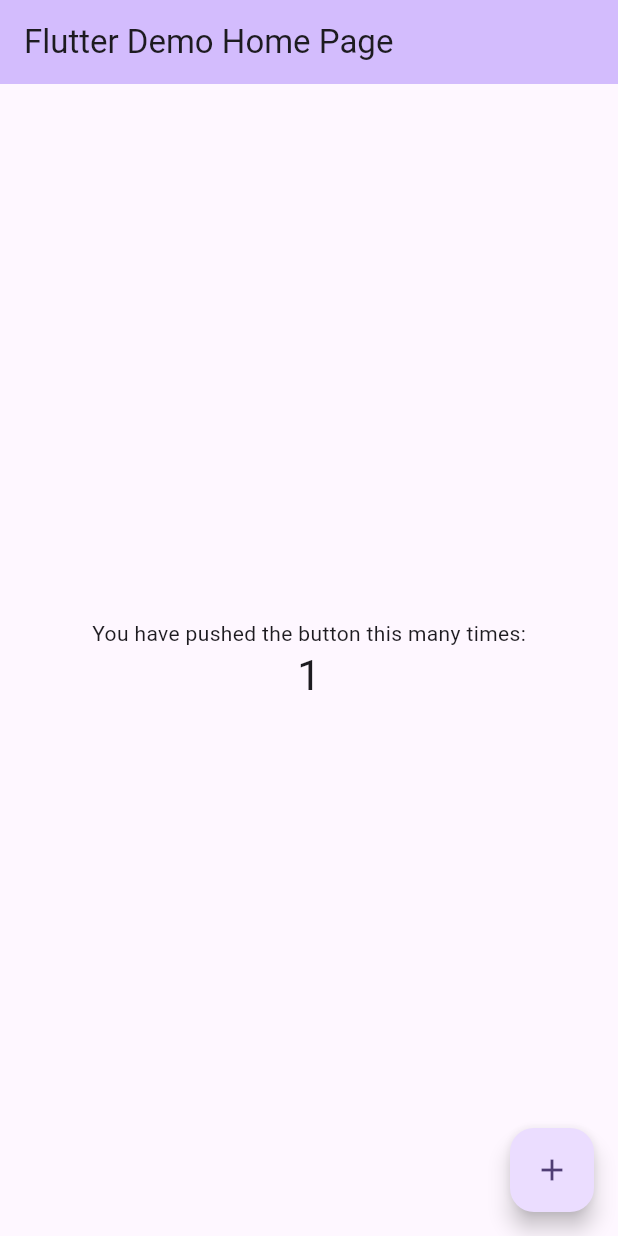
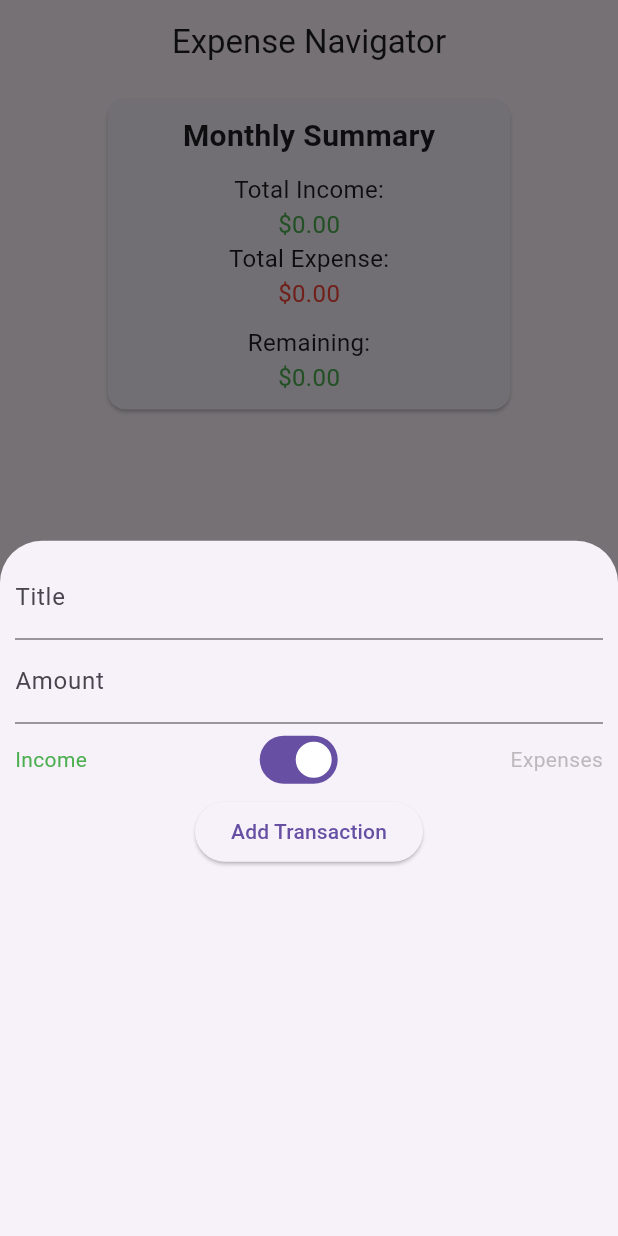
Before and after one commit to feedofmri/expense_navigator, a Flutter app: the screen it shows after launch, after a tap on the "add" icon, on a phone screen of 412 x 824 dp. Run offline on Flutter 3.47's test engine with Material 3 defaults, Android fonts, the phone set to English and light mode, and no system bars.

Commit message:
finish the initial project

```diff
--- a/lib/main.dart
+++ b/lib/main.dart
@@ -1,4 +1,7 @@
+import 'package:expense_navigator/provider/transaction_provider.dart';
 import 'package:flutter/material.dart';
+import 'view/home_screen.dart';
+import 'package:provider/provider.dart';
 
 void main() {
   runApp(const MyApp());
@@ -7,119 +10,18 @@ void main() {
 class MyApp extends StatelessWidget {
   const MyApp({super.key});
 
-  // This widget is the root of your application.
   @override
   Widget build(BuildContext context) {
-    return MaterialApp(
-      title: 'Flutter Demo',
-      theme: ThemeData(
-        // This is the theme of your application.
-        //
-        // TRY THIS: Try running your application with "flutter run". You'll see
-        // the application has a purple toolbar. Then, without quitting the app,
-        // try changing the seedColor in the colorScheme below to Colors.green
-        // and then invoke "hot reload" (save your changes or press the "hot
-        // reload" button in a Flutter-supported IDE, or press "r" if you used
-        // the command line to start the app).
-        //
-        // Notice that the counter didn't reset back to zero; the application
-        // state is not lost during the reload. To reset the state, use hot
-        // restart instead.
-        //
-        // This works for code too, not just values: Most code changes can be
-        // tested with just a hot reload.
-        colorScheme: ColorScheme.fromSeed(seedColor: Colors.deepPurple),
-        useMaterial3: true,
+    return ChangeNotifierProvider (
+      create: (context) => TransactionProvider(),
+      child: MaterialApp(
+        debugShowCheckedModeBanner: false,
+        title: 'Expense Navigator',
+        theme: ThemeData(
+          primarySwatch: Colors.blue,
+        ),
+        home: const HomeScreen(),
       ),
-      home: const MyHomePage(title: 'Flutter Demo Home Page'),
     );
   }
 }
-
-class MyHomePage extends StatefulWidget {
-  const MyHomePage({super.key, required this.title});
-
-  // This widget is the home page of your application. It is stateful, meaning
-  // that it has a State object (defined below) that contains fields that affect
-  // how it looks.
-
-  // This class is the configuration for the state. It holds the values (in this
-  // case the title) provided by the parent (in this case the App widget) and
-  // used by the build method of the State. Fields in a Widget subclass are
-  // always marked "final".
-
-  final String title;
-
-  @override
-  State<MyHomePage> createState() => _MyHomePageState();
-}
-
-class _MyHomePageState extends State<MyHomePage> {
-  int _counter = 0;
-
-  void _incrementCounter() {
-    setState(() {
-      // This call to setState tells the Flutter framework that something has
-      // changed in this State, which causes it to rerun the build method below
-      // so that the display can reflect the updated values. If we changed
-      // _counter without calling setState(), then the build method would not be
-      // called again, and so nothing would appear to happen.
-      _counter++;
-    });
-  }
-
-  @override
-  Widget build(BuildContext context) {
-    // This method is rerun every time setState is called, for instance as done
-    // by the _incrementCounter method above.
-    //
-    // The Flutter framework has been optimized to make rerunning build methods
-    // fast, so that you can just rebuild anything that needs updating rather
-    // than having to individually change instances of widgets.
-    return Scaffold(
-      appBar: AppBar(
-        // TRY THIS: Try changing the color here to a specific color (to
-        // Colors.amber, perhaps?) and trigger a hot reload to see the AppBar
-        // change color while the other colors stay the same.
-        backgroundColor: Theme.of(context).colorScheme.inversePrimary,
-        // Here we take the value from the MyHomePage object that was created by
-        // the App.build method, and use it to set our appbar title.
-        title: Text(widget.title),
-      ),
-      body: Center(
-        // Center is a layout widget. It takes a single child and positions it
-        // in the middle of the parent.
-        child: Column(
-          // Column is also a layout widget. It takes a list of children and
-          // arranges them vertically. By default, it sizes itself to fit its
-          // children horizontally, and tries to be as tall as its parent.
-          //
-          // Column has various properties to control how it sizes itself and
-          // how it positions its children. Here we use mainAxisAlignment to
-          // center the children vertically; the main axis here is the vertical
-          // axis because Columns are vertical (the cross axis would be
-          // horizontal).
-          //
-          // TRY THIS: Invoke "debug painting" (choose the "Toggle Debug Paint"
-          // action in the IDE, or press "p" in the console), to see the
-          // wireframe for each widget.
-          mainAxisAlignment: MainAxisAlignment.center,
-          children: <Widget>[
-            const Text(
-              'You have pushed the button this many times:',
-            ),
-            Text(
-              '$_counter',
-              style: Theme.of(context).textTheme.headlineMedium,
-            ),
-          ],
-        ),
-      ),
-      floatingActionButton: FloatingActionButton(
-        onPressed: _incrementCounter,
-        tooltip: 'Increment',
-        child: const Icon(Icons.add),
-      ), // This trailing comma makes auto-formatting nicer for build methods.
-    );
-  }
-}
--- a/lib/provider/transaction.provider.dart
+++ /dev/null
@@ -1,7 +0,0 @@
-import 'package:flutter/material.dart';
-
-class TransactionProvider with ChangeNotifier {
-
-  // For calculating the total amount of income
-
-}
--- /dev/null
+++ b/lib/provider/transaction_provider.dart
@@ -0,0 +1,38 @@
+import 'package:expense_navigator/model/transaction.dart';
+import 'package:flutter/material.dart';
+
+class TransactionProvider with ChangeNotifier {
+  final List<Transaction> _transactions = [];
+
+  List<Transaction> get transactions => _transactions;
+
+  // For calculating the total amount of income
+  double get totalIncome => transactions.where((tx) => tx.isIncome).fold(0.0, (sum, tx) => sum + tx.amount);
+
+  // For calculating the total amount of expenses
+  double get totalExpenses => transactions.where((tx) => !tx.isIncome).fold(0.0, (sum, tx) => sum + tx.amount);
+
+  // For the remaining balance
+  double get remainingBalance => totalIncome - totalExpenses;
+
+  // Method to add a new transaction
+  void addTransaction(String title, double amount, bool isIncome) {
+    final newTransaction = Transaction(
+      id: DateTime.now().toString(),
+      title: title,
+      amount: amount,
+      date: DateTime.now(),
+      isIncome: isIncome,
+    );
+
+    _transactions.insert(0, newTransaction);
+    notifyListeners();
+  }
+
+  // Method to delete a transaction
+  void deleteTransaction(String id) {
+    _transactions.removeWhere((tx) => tx.id == id);
+    notifyListeners();
+  }
+
+}
--- /dev/null
+++ b/lib/view/home_screen.dart
@@ -0,0 +1,36 @@
+import 'package:flutter/material.dart';
+
+import '../widgets/add_transaction.dart';
+import '../widgets/summary_card.dart';
+import '../widgets/transaction_list.dart';
+
+class HomeScreen extends StatelessWidget {
+  const HomeScreen({super.key});
+
+  @override
+  Widget build(BuildContext context) {
+    return Scaffold(
+      appBar: AppBar(
+        title: Center(child: const Text('Expense Navigator')),
+      ),
+      body:
+      Column(
+        children: [
+          SummaryCard(),
+          Expanded(child: const TransactionList()),
+        ],
+      ),
+      floatingActionButton: FloatingActionButton(
+        onPressed: () {
+          showModalBottomSheet(
+            context: context,
+            builder: (context) {
+              return const AddTransaction();
+            },
+          );
+        },
+        child: const Icon(Icons.add),
+      ),
+    );
+  }
+}
--- /dev/null
+++ b/lib/widgets/add_transaction.dart
@@ -0,0 +1,74 @@
+import 'package:flutter/material.dart';
+import 'package:provider/provider.dart';
+import '../provider/transaction_provider.dart';
+
+class AddTransaction extends StatefulWidget {
+  const AddTransaction({super.key});
+
+  @override
+  State<AddTransaction> createState() => _AddTransactionState();
+}
+
+class _AddTransactionState extends State<AddTransaction> {
+  final _titleController = TextEditingController();
+  final _amountController = TextEditingController();
+  bool _isIncome = true;
+
+  void _submitData() {
+    final enteredTitle = _titleController.text;
+    final enteredAmount = double.parse(_amountController.text);
+
+    if (enteredTitle.isEmpty || enteredAmount <= 0) {
+      return;
+    }
+
+    Provider.of<TransactionProvider>(context, listen: false).addTransaction(
+      enteredTitle,
+      enteredAmount,
+      _isIncome,
+    );
+
+    Navigator.of(context).pop();
+  }
+
+
+
+  @override
+  Widget build(BuildContext context) {
+    return Padding(padding: const EdgeInsets.all(10),
+      child: Column(
+        children: [
+          TextField(
+            controller: _titleController,
+            decoration: const InputDecoration(labelText: 'Title'),
+          ),
+          TextField(
+            controller: _amountController,
+            decoration: const InputDecoration(labelText: 'Amount'),
+          ),
+          Row(
+            mainAxisAlignment: MainAxisAlignment.spaceBetween,
+            children: [
+              Text('Income',
+              style: TextStyle(color: _isIncome == true? Colors.green : DefaultSelectionStyle.defaultColor),),
+              Switch(
+                value: _isIncome,
+                onChanged: (value) {
+                  setState(() {
+                    _isIncome = value;
+                  });
+                },
+              ),
+              Text('Expenses',
+              style: TextStyle(color: _isIncome == false? Colors.red : DefaultSelectionStyle.defaultColor),),
+            ],
+          ),
+          ElevatedButton(
+            onPressed: _submitData,
+            child: const Text('Add Transaction'),
+          ),
+        ],
+      ),
+    );
+  }
+}
--- /dev/null
+++ b/lib/widgets/summary_card.dart
@@ -0,0 +1,36 @@
+import 'package:flutter/material.dart';
+import 'package:provider/provider.dart';
+import '../provider/transaction_provider.dart';
+
+class SummaryCard extends StatelessWidget {
+  const SummaryCard({super.key});
+
+  @override
+  Widget build(BuildContext context) {
+    return Card(
+      margin: const EdgeInsets.all(10),
+      child: Padding(
+      padding: const EdgeInsets.only(top: 10, left: 50, right: 50, bottom: 10),
+        child: Column(
+      children: [
+      const Text('Monthly Summary', style: TextStyle(fontSize: 20, fontWeight: FontWeight.bold)),
+      const SizedBox(height: 10),
+
+        Column(
+          children: [
+            const Text('Total Income:', style: TextStyle(fontSize: 16)),
+            Text('\$${Provider.of<TransactionProvider>(context).totalIncome.toStringAsFixed(2)}', style: TextStyle(fontSize: 16, color: Colors.green)),
+            const Text('Total Expense:', style: TextStyle(fontSize: 16)),
+            Text('\$${Provider.of<TransactionProvider>(context).totalExpenses.toStringAsFixed(2)}', style: TextStyle(fontSize: 16, color: Colors.red)),
+          ],
+        ),
+
+        const SizedBox(height: 10),
+        const Text('Remaining:', style: TextStyle(fontSize: 16)),
+        Text('\$${Provider.of<TransactionProvider>(context).remainingBalance.toStringAsFixed(2)}', style: TextStyle(fontSize: 16, color: Provider.of<TransactionProvider>(context).remainingBalance >= 0 ? Colors.green : Colors.red)),
+      ],
+    ),
+      ),
+    );
+  }
+}
--- /dev/null
+++ b/lib/widgets/transaction_list.dart
@@ -0,0 +1,34 @@
+import 'package:flutter/material.dart';
+import 'package:provider/provider.dart';
+import '../provider/transaction_provider.dart';
+
+class TransactionList extends StatelessWidget {
+  const TransactionList({super.key});
+
+  @override
+  Widget build(BuildContext context) {
+    return ListView.builder(
+        itemCount: Provider.of<TransactionProvider>(context).transactions.length,
+        itemBuilder: (ctx, index) {
+          final tx = Provider.of<TransactionProvider>(context).transactions[index];
+          return GestureDetector(
+            onLongPress: () {
+              Provider.of<TransactionProvider>(context, listen: false).deleteTransaction(tx.id);
+            },
+            child: ListTile(
+              title: Text(tx.title),
+              subtitle: Text(tx.date.toString()),
+              trailing: Text(
+                '\$${tx.amount.toStringAsFixed(2)}',
+                style: TextStyle(
+                  color: tx.isIncome ? Colors.green : Colors.red,
+                  fontWeight: FontWeight.bold,
+                ),
+              )
+            ),
+          );
+
+        },
+      );
+  }
+}
--- a/pubspec.yaml
+++ b/pubspec.yaml
@@ -16,6 +16,7 @@ publish_to: 'none' # Remove this line if you wish to publish to pub.dev
 # https://developer.apple.com/library/archive/documentation/General/Reference/InfoPlistKeyReference/Articles/CoreFoundationKeys.html
 # In Windows, build-name is used as the major, minor, and patch parts
 # of the product and file versions while build-number is used as the build suffix.
+#add provider
 version: 1.0.0+1
 
 environment:
@@ -30,6 +31,7 @@ environment:
 dependencies:
   flutter:
     sdk: flutter
+  provider: ^6.0.1
 
   # The following adds the Cupertino Icons font to your application.
   # Use with the CupertinoIcons class for iOS style icons.
```
Also changed, not shown: pubspec.lock.
